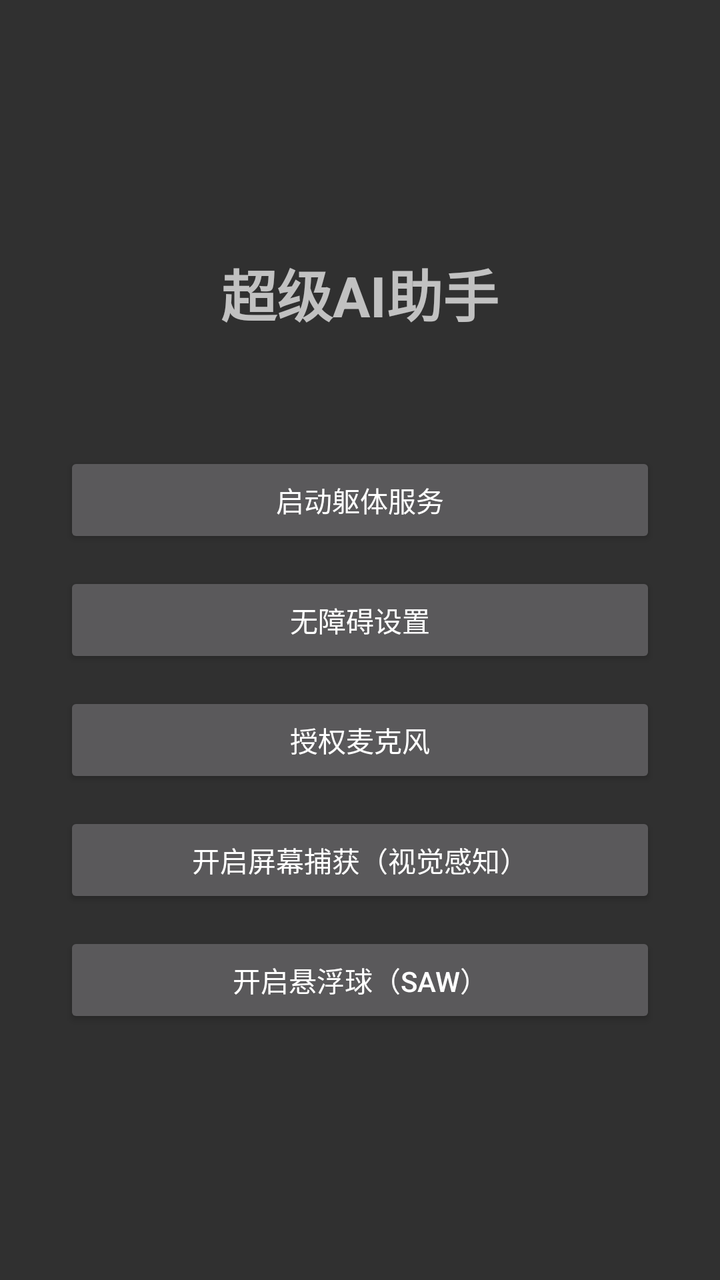
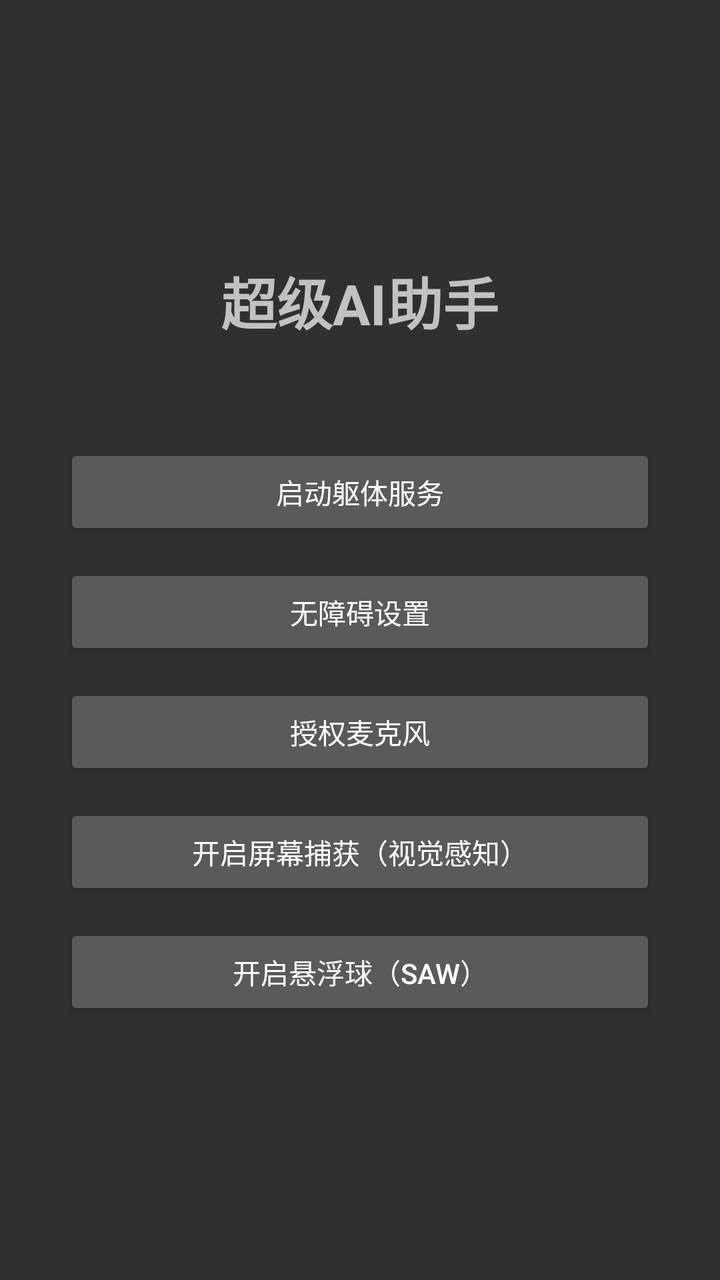

An Android layout rendered at two revisions. The XML below is the earlier revision; the diff shows what the commit changed to produce the second picture.
<!-- AndroidManifest.xml: application theme Theme.AppCompat -->
<!-- res/layout/activity_main.xml -->
<?xml version="1.0" encoding="utf-8"?>
<LinearLayout xmlns:android="http://schemas.android.com/apk/res/android"
    android:layout_width="match_parent"
    android:layout_height="match_parent"
    android:orientation="vertical"
    android:gravity="center"
    android:padding="32dp">

    <TextView
        android:layout_width="wrap_content"
        android:layout_height="wrap_content"
        android:text="超级AI助手"
        android:textSize="28sp"
        android:textStyle="bold"
        android:layout_marginBottom="8dp" />

    <TextView
        android:id="@+id/status"
        android:layout_width="match_parent"
        android:layout_height="wrap_content"
        android:textSize="14sp"
        android:gravity="center"
        android:layout_marginBottom="32dp" />

    <Button
        android:id="@+id/btn_service"
        android:layout_width="match_parent"
        android:layout_height="wrap_content"
        android:text="启动躯体服务"
        android:layout_marginBottom="12dp" />

    <Button
        android:id="@+id/btn_a11y"
        android:layout_width="match_parent"
        android:layout_height="wrap_content"
        android:text="无障碍设置"
        android:layout_marginBottom="12dp" />

    <Button
        android:id="@+id/btn_perms"
        android:layout_width="match_parent"
        android:layout_height="wrap_content"
        android:text="授权麦克风"
        android:layout_marginBottom="12dp" />

    <Button
        android:id="@+id/btn_capture"
        android:layout_width="match_parent"
        android:layout_height="wrap_content"
        android:text="开启屏幕捕获（视觉感知）"
        android:layout_marginBottom="12dp" />

    <Button
        android:id="@+id/btn_overlay"
        android:layout_width="match_parent"
        android:layout_height="wrap_content"
        android:text="开启悬浮球（SAW）" />

</LinearLayout>
<!-- resources referenced by this layout -->
<resources>

</resources>

<!-- the commit's change to res/layout/activity_main.xml (unified diff, before → after) -->
@@ -19,8 +19,7 @@
         android:layout_width="match_parent"
         android:layout_height="wrap_content"
         android:textSize="14sp"
-        android:gravity="center"
-        android:layout_marginBottom="32dp" />
+        android:layout_marginBottom="24dp" />
 
     <Button
         android:id="@+id/btn_service"
